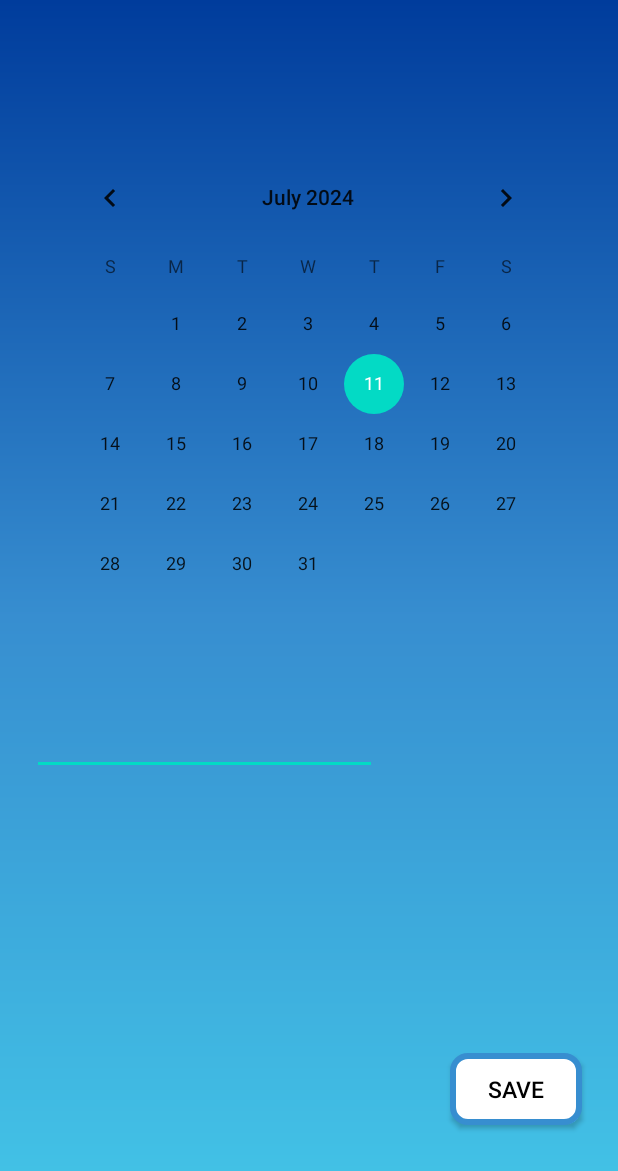
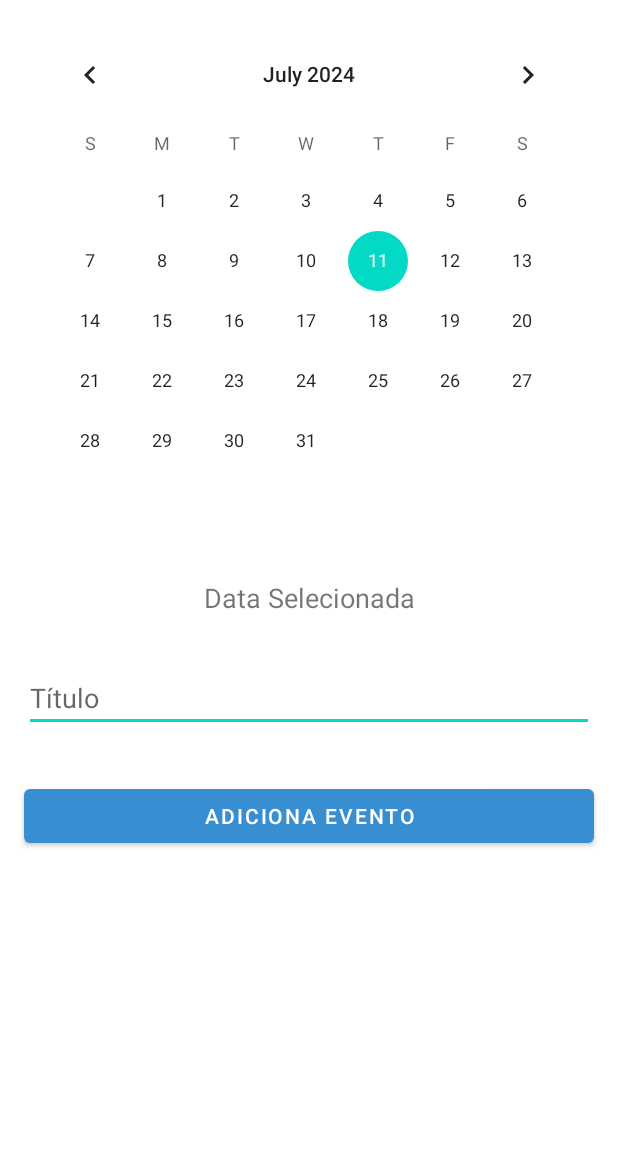
Before and after one commit to karlaficagna/EmausPoaRs, an Android app: the layout fragment_calendar.xml on its own in the app's theme, with its tools: preview values and no code run, on a phone screen of 412 x 824 dp. Shown: the top 1171 px of the screen. Run offline under Robolectric (Android 15) with nearby library versions, the phone set to English and light mode, and no system bars.

Commit message:
AppEmausPoaRS_calendar/agend_incluido

```diff
--- a/app/src/main/res/layout/fragment_calendar.xml
+++ b/app/src/main/res/layout/fragment_calendar.xml
@@ -1,66 +1,45 @@
 <?xml version="1.0" encoding="utf-8"?>
 
-<androidx.constraintlayout.widget.ConstraintLayout xmlns:android="http://schemas.android.com/apk/res/android"
-    xmlns:app="http://schemas.android.com/apk/res-auto"
+<LinearLayout xmlns:android="http://schemas.android.com/apk/res/android"
     xmlns:tools="http://schemas.android.com/tools"
     android:layout_width="match_parent"
     android:layout_height="match_parent"
-    android:background="@drawable/background"
     android:orientation="vertical"
-    android:scrollbars="vertical"
     tools:context=".ui.fragments.CalendarFragment">
 
     <CalendarView
-        android:id="@+id/dateDisplay"
-        android:layout_width="wrap_content"
+        android:id="@+id/calendarView"
+        android:layout_width="match_parent"
         android:layout_height="wrap_content"
-        android:layout_marginStart="24dp"
-        android:layout_marginTop="24dp"
-        android:layout_marginEnd="25dp"
-        android:layout_marginBottom="141dp"
-        app:layout_constraintBottom_toTopOf="@+id/bt_save"
-        app:layout_constraintEnd_toEndOf="parent"
-        app:layout_constraintStart_toStartOf="parent"
-        app:layout_constraintTop_toTopOf="parent" />
+        android:layout_margin="16dp" />
 
-        <EditText
-            android:id="@+id/eventEditText"
-            android:layout_width="230dp"
-            android:layout_height="63dp"
-            android:layout_marginStart="21dp"
-            android:layout_marginTop="17dp"
-            android:ems="10"
-            android:inputType="textPersonName"
-            app:layout_constraintStart_toStartOf="parent"
-            app:layout_constraintTop_toBottomOf="@+id/dateDisplay" />
+    <TextView
+        android:id="@+id/tvSelectedDate"
+        android:layout_width="match_parent"
+        android:layout_height="wrap_content"
+        android:text="Data Selecionada"
+        android:layout_margin="16dp"
+        android:textSize="18sp"
+        android:gravity="center" />
 
-    <androidx.appcompat.widget.AppCompatButton
-        android:id="@+id/bt_save"
-        style="@style/ButtonSave"
-        android:layout_marginStart="300dp"
-        android:layout_marginEnd="24dp"
-        android:layout_marginTop="50dp"
-        android:clickable="true"
-        android:text="@string/save"
-        app:layout_constraintBottom_toBottomOf="parent"
-        app:layout_constraintEnd_toEndOf="parent"
-        app:layout_constraintStart_toStartOf="parent"
-        app:layout_constraintTop_toBottomOf="@+id/dateDisplay"
-        app:srcCompat="@android:drawable/ic_input_add" />
+    <EditText
+        android:id="@+id/etEvent"
+        android:layout_width="match_parent"
+        android:layout_height="wrap_content"
+        android:hint="Título"
+        android:layout_margin="16dp" />
 
-<!--    <com.google.android.material.floatingactionbutton.FloatingActionButton-->
-<!--        android:id="@+id/bt_insere"-->
-<!--        android:layout_width="wrap_content"-->
-<!--        android:layout_height="wrap_content"-->
-<!--        android:layout_marginStart="331dp"-->
-<!--        android:layout_marginTop="100dp"-->
-<!--        android:layout_marginEnd="24dp"-->
-<!--        android:layout_marginBottom="50dp"-->
-<!--        android:clickable="true"-->
-<!--        app:layout_constraintBottom_toBottomOf="parent"-->
-<!--        app:layout_constraintEnd_toEndOf="parent"-->
-<!--        app:layout_constraintStart_toStartOf="parent"-->
-<!--        app:layout_constraintTop_toBottomOf="@+id/dateDisplay"-->
-<!--        app:srcCompat="@android:drawable/ic_input_add"/>-->
+    <Button
+        android:id="@+id/btnAddEvent"
+        android:layout_width="match_parent"
+        android:layout_height="wrap_content"
+        android:text="Adiciona Evento"
+        android:layout_margin="16dp" />
 
-</androidx.constraintlayout.widget.ConstraintLayout>
+    <androidx.recyclerview.widget.RecyclerView
+        android:id="@+id/recyclerViewEvents"
+        android:layout_width="match_parent"
+        android:layout_height="0dp"
+        android:layout_weight="1"
+        android:layout_margin="16dp" />
+</LinearLayout>
```
Also changed, not shown: app/src/main/java/com/ficagna/emausPoaRs/ui/activitys/MainActivity.kt (+7 -6 lines), app/src/main/java/com/ficagna/emausPoaRs/ui/adapter/CalendarioAdapter.kt (added, +34 -0 lines), app/src/main/java/com/ficagna/emausPoaRs/ui/fragments/CalendarFragment.kt (+57 -21 lines), app/src/main/java/com/ficagna/emausPoaRs/ui/model/Calendario.kt (added, +8 -0 lines), app/src/main/res/layout/item_calendario.xml (added, +15 -0 lines).
